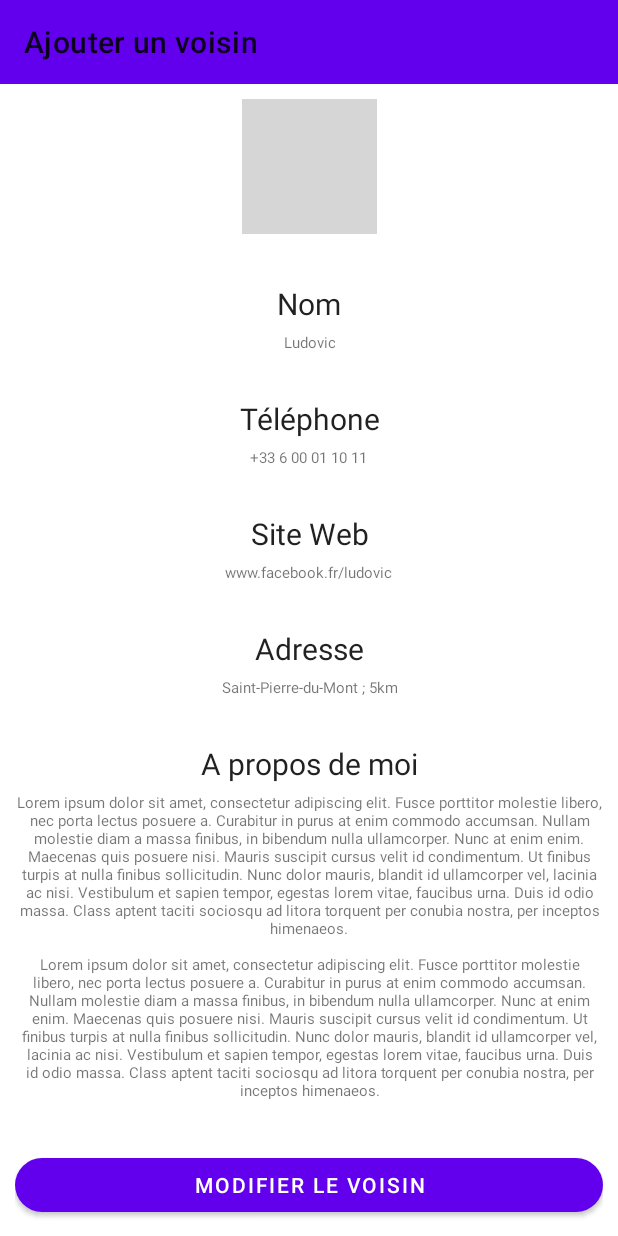
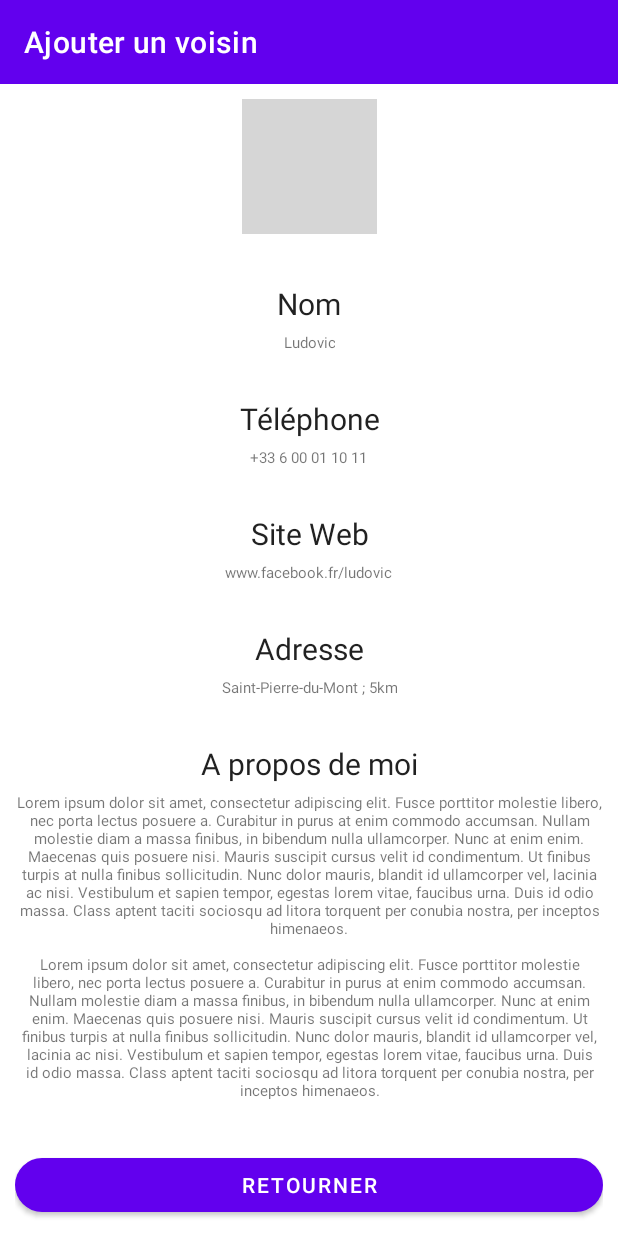
Before and after one commit to hamzabatr/TP1, an Android app: the screen it shows after launch (MainActivity), after a tap on "Ludovic", on a phone screen of 412 x 824 dp. Run offline under Robolectric (Android 15) with nearby library versions, the phone set to English and light mode, and no system bars; pictures from the network do not load; grey boxes are pictures that could not be loaded.

Commit message:
small edits

```diff
--- a/neighbors/src/main/java/fr/estia/net/batr/h/neighbors/adapters/ListNeighborsAdapter.kt
+++ b/neighbors/src/main/java/fr/estia/net/batr/h/neighbors/adapters/ListNeighborsAdapter.kt
@@ -45,7 +45,6 @@ class ListNeighborsAdapter(items: List<Neighbor>,
         }
         holder.mConstraintLayout.setOnClickListener {
             listNeighborHandler.getString(position.toString())
-
         }
 
     }
@@ -56,18 +55,12 @@ class ListNeighborsAdapter(items: List<Neighbor>,
 
     class ViewHolder(view: View) :
         RecyclerView.ViewHolder(view) {
-        val mConstraintLayout: ConstraintLayout
-        val mNeighbourAvatar: ImageView
-        val mNeighbourName: TextView
-        val mDeleteButton: ImageButton
-
-        init {
-            // Enable click on item
-            mConstraintLayout = view.findViewById(R.id.lonstraint_layout)
-            mNeighbourAvatar = view.findViewById(R.id.item_list_avatar)
-            mNeighbourName = view.findViewById(R.id.item_list_name)
-            mDeleteButton = view.findViewById(R.id.item_list_delete_button)
-        }
+        val mConstraintLayout: ConstraintLayout = view.findViewById(R.id.lonstraint_layout)
+        val mNeighbourAvatar: ImageView = view.findViewById(R.id.item_list_avatar)
+        val mNeighbourName: TextView = view.findViewById(R.id.item_list_name)
+        val mDeleteButton: ImageButton = view.findViewById(R.id.item_list_delete_button)
     }
 
+
+
 }
--- a/neighbors/src/main/java/fr/estia/net/batr/h/neighbors/data/service/DummyNeighborApiService.kt
+++ b/neighbors/src/main/java/fr/estia/net/batr/h/neighbors/data/service/DummyNeighborApiService.kt
@@ -5,14 +5,14 @@ import fr.estia.net.batr.h.neighbors.models.Neighbor
 class DummyNeighborApiService : NeighborApiService {
 
     override val neighbours: List<Neighbor>
-        get() = DUMMY_NeighborS
+        get() = dummyNeighbor
 
     override fun deleteNeighbour(neighbor: Neighbor) {
-        DUMMY_NeighborS.remove(neighbor)
+        dummyNeighbor.remove(neighbor)
     }
 
     override fun createNeighbour(neighbor: Neighbor) {
-        DUMMY_NeighborS.add(neighbor)
+        dummyNeighbor.add(neighbor)
     }
 
     override fun updateFavoriteStatus(neighbor: Neighbor) {
@@ -20,15 +20,14 @@ class DummyNeighborApiService : NeighborApiService {
     }
 
     override fun updateDataNeighbour(neighbor: Neighbor) {
-        TODO("Not yet implemented")
+
     }
 
     override fun showNeighbour(position: Int): Neighbor{
-        return DUMMY_NeighborS[position]
+        return dummyNeighbor[position]
     }
 
-
-    private val DUMMY_NeighborS: MutableList<Neighbor> = mutableListOf(
+    private val dummyNeighbor: MutableList<Neighbor> = mutableListOf(
         Neighbor(
             1, "Caroline",
             "https://i.picsum.photos/id/1011/5472/3648.jpg?hmac=Koo9845x2akkVzVFX3xxAc9BCkeGYA9VRVfLE4f0Zzk",
--- a/neighbors/src/main/java/fr/estia/net/batr/h/neighbors/data/service/NeighborApiService.kt
+++ b/neighbors/src/main/java/fr/estia/net/batr/h/neighbors/data/service/NeighborApiService.kt
@@ -37,5 +37,5 @@ interface NeighborApiService {
      * Show an existing Neighbour"
      * @param pos: Int
      */
-    fun showNeighbour(pos: Int): Neighbor
+    fun showNeighbour(position: Int): Neighbor
 }
--- a/neighbors/src/main/java/fr/estia/net/batr/h/neighbors/fragments/ShowNeighborFragment.kt
+++ b/neighbors/src/main/java/fr/estia/net/batr/h/neighbors/fragments/ShowNeighborFragment.kt
@@ -45,8 +45,8 @@ class ShowNeighborFragment : Fragment(){
             moiValue.text = neighbor.aboutMe
         }
 
-        binding.editButton.setOnClickListener {
-
+        binding.returnButton.setOnClickListener {
+            (activity as? NavigationListener)?.showFragment(ListNeighborsFragment())
         }
 
 
--- a/neighbors/src/main/res/layout/activity_main.xml
+++ b/neighbors/src/main/res/layout/activity_main.xml
@@ -18,6 +18,7 @@
             app:layout_constraintTop_toTopOf="parent"
             app:layout_scrollFlags="scroll|enterAlways"
             app:title="@string/app_name"
+            app:titleTextColor="@color/white"
             />
 
     <FrameLayout
--- a/neighbors/src/main/res/layout/add_neighbor.xml
+++ b/neighbors/src/main/res/layout/add_neighbor.xml
@@ -155,5 +155,4 @@
         app:cornerRadius="50dp"
         app:layout_constraintBottom_toBottomOf="parent"/>
 
-
 </androidx.constraintlayout.widget.ConstraintLayout>
--- a/neighbors/src/main/res/layout/show_neighbor.xml
+++ b/neighbors/src/main/res/layout/show_neighbor.xml
@@ -1,6 +1,7 @@
 <?xml version="1.0" encoding="utf-8"?>
 <androidx.constraintlayout.widget.ConstraintLayout xmlns:android="http://schemas.android.com/apk/res/android"
     xmlns:app="http://schemas.android.com/apk/res-auto"
+    xmlns:tools="http://schemas.android.com/tools"
     android:layout_width="match_parent"
     android:layout_height="match_parent"
     android:padding="10dp">
@@ -21,7 +22,7 @@
         android:layout_height="0dp"
         android:layout_marginTop="10dp"
         android:layout_marginBottom="10dp"
-        app:layout_constraintBottom_toTopOf="@id/edit_button"
+        app:layout_constraintBottom_toTopOf="@id/return_button"
         app:layout_constraintHeight_default="wrap"
         app:layout_constraintTop_toBottomOf="@+id/img">
 
@@ -49,7 +50,8 @@
                 android:layout_marginTop="5dp"
                 android:gravity="center_horizontal|center_vertical"
                 android:text="@string/nom"
-                android:textSize="10sp" />
+                android:textSize="10sp"
+                tools:ignore="SmallSp" />
 
             <TextView
                 android:id="@+id/tel"
@@ -68,7 +70,8 @@
                 android:layout_marginTop="5dp"
                 android:gravity="center_horizontal|center_vertical"
                 android:text="@string/telephone"
-                android:textSize="10sp"/>
+                android:textSize="10sp"
+                tools:ignore="SmallSp" />
 
 
             <TextView
@@ -88,7 +91,8 @@
                 android:layout_marginTop="5dp"
                 android:gravity="center_horizontal|center_vertical"
                 android:text="@string/telephone"
-                android:textSize="10sp" />
+                android:textSize="10sp"
+                tools:ignore="SmallSp" />
 
 
             <TextView
@@ -108,7 +112,8 @@
                 android:layout_marginTop="5dp"
                 android:gravity="center_horizontal|center_vertical"
                 android:text="@string/telephone"
-                android:textSize="10sp" />
+                android:textSize="10sp"
+                tools:ignore="SmallSp" />
 
 
             <TextView
@@ -128,18 +133,19 @@
                 android:layout_marginTop="5dp"
                 android:gravity="center_horizontal|center_vertical"
                 android:text="@string/propos_moi"
-                android:textSize="10sp" />
+                android:textSize="10sp"
+                tools:ignore="SmallSp" />
         </LinearLayout>
 
     </ScrollView>
 
     <com.google.android.material.button.MaterialButton
-        android:id="@+id/edit_button"
+        android:id="@+id/return_button"
         android:layout_width="match_parent"
         android:layout_height="wrap_content"
         android:layout_marginTop="10dp"
         android:gravity="center_horizontal|center_vertical"
-        android:text="@string/edit_neighbor"
+        android:text="@string/retourner"
         app:cornerRadius="50dp"
         app:layout_constraintBottom_toBottomOf="parent" />
 
--- a/neighbors/src/main/res/values-night/strings.xml
+++ b/neighbors/src/main/res/values-night/strings.xml
@@ -21,4 +21,5 @@
     <string name="neighbor_added">Un voisin a été ajouté</string>
     <string name="edit_neighbor">Modifier le voisin</string>
     <string name="show_neighbor">Détail voisin</string>
+    <string name="retourner">Retourner</string>
 </resources>
--- a/neighbors/src/main/res/values/strings.xml
+++ b/neighbors/src/main/res/values/strings.xml
@@ -21,4 +21,5 @@
     <string name="neighbor_added">Un voisin a été ajouté</string>
     <string name="edit_neighbor">Modifier le voisin</string>
     <string name="show_neighbor">Détail voisin</string>
+    <string name="retourner">Retourner</string>
 </resources>
```
Also changed, not shown: neighbors/src/main/java/fr/estia/net/batr/h/neighbors/fragments/AddNeighbourFragment.kt (+12 -14 lines), 1 other file.
